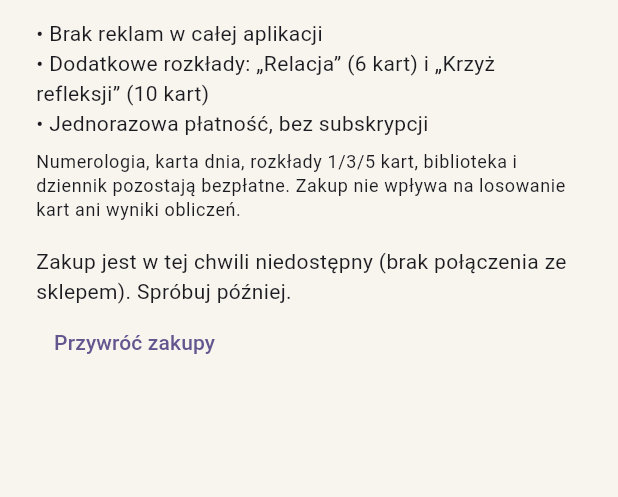
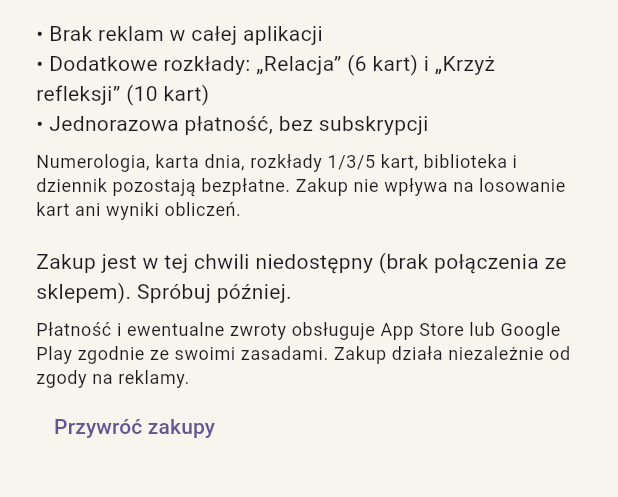
Before and after one commit to slawekmoskal/digi-witch, a Flutter app: the _ProSheet widget shown alone on an empty page, opened directly, on a phone screen of 412 x 824 dp, the part 42-539 px from its top. Run offline on Flutter 3.47's test engine with Material 3 defaults, Android fonts, the phone set to English and light mode, and no system bars; our stand-ins replace flutter_local_notifications, flutter_timezone, google_mobile_ads, in_app_purchase, share_plus, shared_preferences and 1 more; accounts and stored records are empty.

Commit message:
Launch checklist, privacy policy draft, decisions update, store/refund note in Pro sheet
Co-Authored-By: Claude Opus 5.5 <noreply@anthropic.com>

```diff
--- a/lib/l10n/app_localizations.dart
+++ b/lib/l10n/app_localizations.dart
@@ -801,6 +801,12 @@ abstract class AppLocalizations {
   /// In pl, this message translates to:
   /// **'Brak zgody na powiadomienia. Możesz ją nadać w ustawieniach systemu.'**
   String get reminderDenied;
+
+  /// No description provided for @proStoreNote.
+  ///
+  /// In pl, this message translates to:
+  /// **'Płatność i ewentualne zwroty obsługuje App Store lub Google Play zgodnie ze swoimi zasadami. Zakup działa niezależnie od zgody na reklamy.'**
+  String get proStoreNote;
 }
 
 class _AppLocalizationsDelegate
--- a/lib/l10n/app_localizations_pl.dart
+++ b/lib/l10n/app_localizations_pl.dart
@@ -433,4 +433,8 @@ class AppLocalizationsPl extends AppLocalizations {
   @override
   String get reminderDenied =>
       'Brak zgody na powiadomienia. Możesz ją nadać w ustawieniach systemu.';
+
+  @override
+  String get proStoreNote =>
+      'Płatność i ewentualne zwroty obsługuje App Store lub Google Play zgodnie ze swoimi zasadami. Zakup działa niezależnie od zgody na reklamy.';
 }
--- a/lib/l10n/app_pl.arb
+++ b/lib/l10n/app_pl.arb
@@ -167,5 +167,6 @@
   },
   "reminderTitle": "Digi Witch",
   "reminderBody": "Chwila na refleksję — jeśli masz ochotę.",
-  "reminderDenied": "Brak zgody na powiadomienia. Możesz ją nadać w ustawieniach systemu."
+  "reminderDenied": "Brak zgody na powiadomienia. Możesz ją nadać w ustawieniach systemu.",
+  "proStoreNote": "Płatność i ewentualne zwroty obsługuje App Store lub Google Play zgodnie ze swoimi zasadami. Zakup działa niezależnie od zgody na reklamy."
 }
--- a/lib/ui/pro_sheet.dart
+++ b/lib/ui/pro_sheet.dart
@@ -47,6 +47,8 @@ class _ProSheet extends StatelessWidget {
                 style: TextStyle(color: Theme.of(context).colorScheme.error),
               ),
             ),
+          const SizedBox(height: 8),
+          Text(l.proStoreNote, style: Theme.of(context).textTheme.bodySmall),
           if (m != null && !pro)
             TextButton(onPressed: m.restore, child: Text(l.restorePurchases)),
         ],
```
Also changed, not shown: 4 other files.
